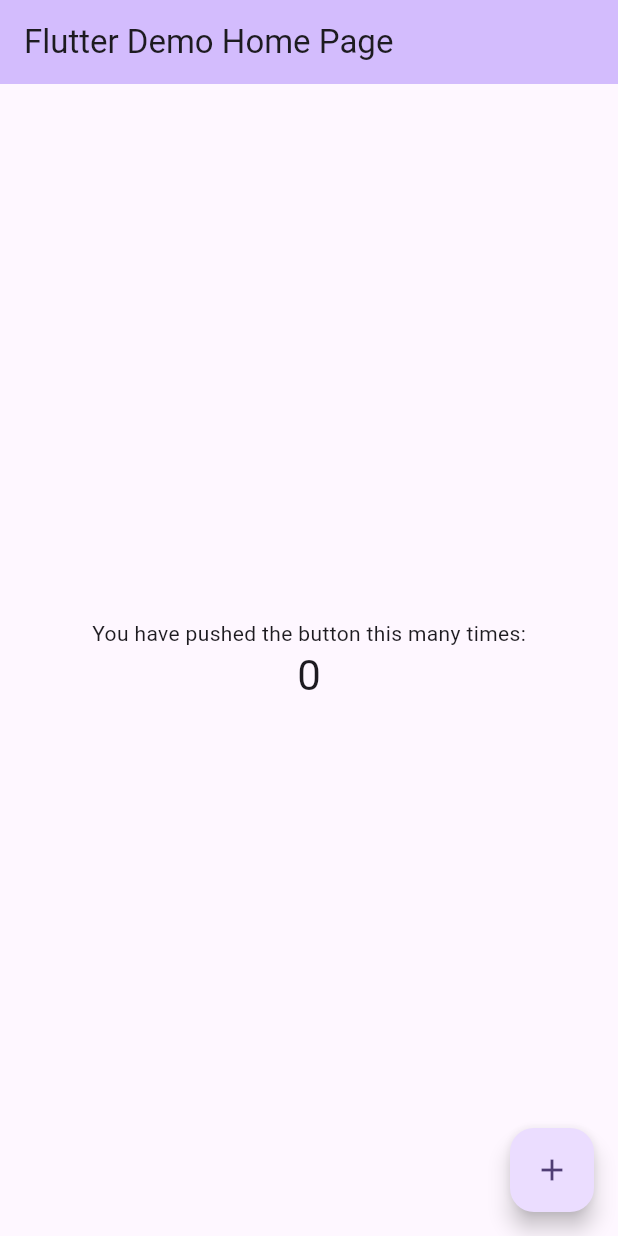
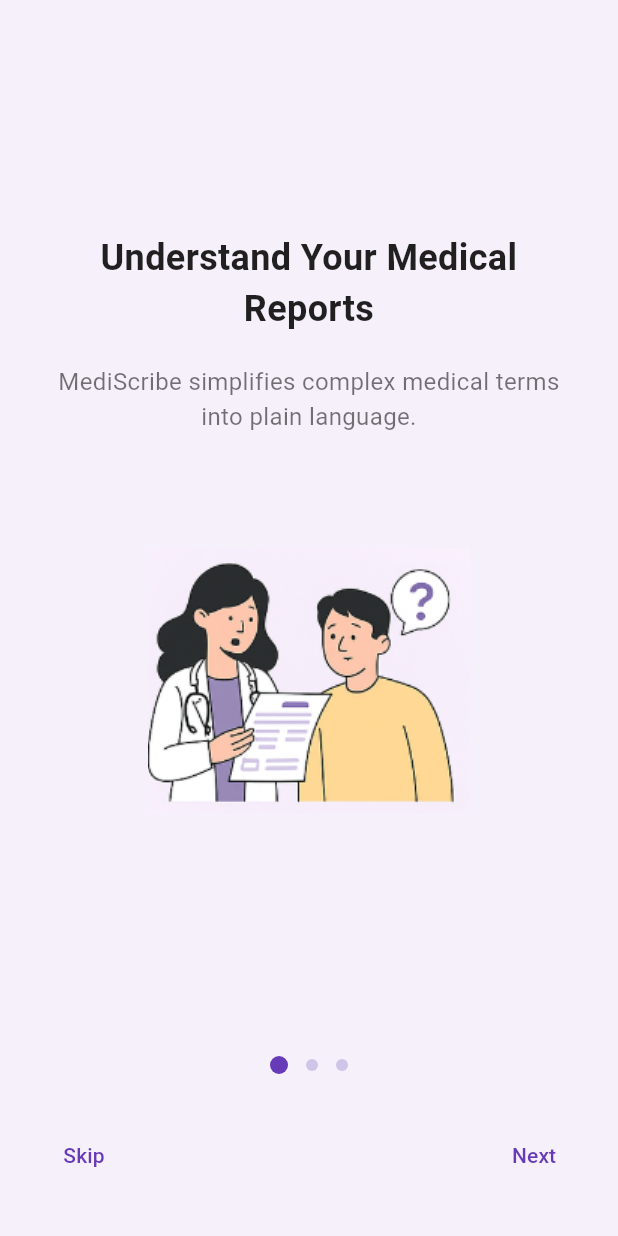
Before and after one commit to Godsaptarshifrtw/MediScribe, a Flutter app: the screen it shows after launch, on a phone screen of 412 x 824 dp. Run offline on Flutter 3.47's test engine with Material 3 defaults, Android fonts, the light colour scheme and no system bars; our stand-ins replace firebase_core; accounts and stored records are empty.

Commit message:
onboarding

```diff
--- a/lib/main.dart
+++ b/lib/main.dart
@@ -1,130 +1,29 @@
+import 'package:aignite2025_oops/screens/onboarding_screeen.dart';
 import 'package:firebase_core/firebase_core.dart';
 import 'package:flutter/material.dart';
 import 'firebase_options.dart';
+
 
 void main() async {
   WidgetsFlutterBinding.ensureInitialized();
   await Firebase.initializeApp(
     options: DefaultFirebaseOptions.currentPlatform,
   );
-
-  runApp(MyApp());
+  runApp(const MyApp());
 }
-
 
 class MyApp extends StatelessWidget {
   const MyApp({super.key});
 
-  // This widget is the root of your application.
   @override
   Widget build(BuildContext context) {
     return MaterialApp(
-      title: 'Flutter Demo',
+      title: 'MediScribe',
       theme: ThemeData(
-        // This is the theme of your application.
-        //
-        // TRY THIS: Try running your application with "flutter run". You'll see
-        // the application has a purple toolbar. Then, without quitting the app,
-        // try changing the seedColor in the colorScheme below to Colors.green
-        // and then invoke "hot reload" (save your changes or press the "hot
-        // reload" button in a Flutter-supported IDE, or press "r" if you used
-        // the command line to start the app).
-        //
-        // Notice that the counter didn't reset back to zero; the application
-        // state is not lost during the reload. To reset the state, use hot
-        // restart instead.
-        //
-        // This works for code too, not just values: Most code changes can be
-        // tested with just a hot reload.
         colorScheme: ColorScheme.fromSeed(seedColor: Colors.deepPurple),
       ),
-      home: const MyHomePage(title: 'Flutter Demo Home Page'),
+      debugShowCheckedModeBanner: false,
+      home: const OnboardingScreen(), // <- make sure this file is imported
     );
   }
 }
-
-class MyHomePage extends StatefulWidget {
-  const MyHomePage({super.key, required this.title});
-
-  // This widget is the home page of your application. It is stateful, meaning
-  // that it has a State object (defined below) that contains fields that affect
-  // how it looks.
-
-  // This class is the configuration for the state. It holds the values (in this
-  // case the title) provided by the parent (in this case the App widget) and
-  // used by the build method of the State. Fields in a Widget subclass are
-  // always marked "final".
-
-  final String title;
-
-  @override
-  State<MyHomePage> createState() => _MyHomePageState();
-}
-
-class _MyHomePageState extends State<MyHomePage> {
-  int _counter = 0;
-
-  void _incrementCounter() {
-    setState(() {
-      // This call to setState tells the Flutter framework that something has
-      // changed in this State, which causes it to rerun the build method below
-      // so that the display can reflect the updated values. If we changed
-      // _counter without calling setState(), then the build method would not be
-      // called again, and so nothing would appear to happen.
-      _counter++;
-    });
-  }
-
-  @override
-  Widget build(BuildContext context) {
-    // This method is rerun every time setState is called, for instance as done
-    // by the _incrementCounter method above.
-    //
-    // The Flutter framework has been optimized to make rerunning build methods
-    // fast, so that you can just rebuild anything that needs updating rather
-    // than having to individually change instances of widgets.
-    return Scaffold(
-      appBar: AppBar(
-        // TRY THIS: Try changing the color here to a specific color (to
-        // Colors.amber, perhaps?) and trigger a hot reload to see the AppBar
-        // change color while the other colors stay the same.
-        backgroundColor: Theme.of(context).colorScheme.inversePrimary,
-        // Here we take the value from the MyHomePage object that was created by
-        // the App.build method, and use it to set our appbar title.
-        title: Text(widget.title),
-      ),
-      body: Center(
-        // Center is a layout widget. It takes a single child and positions it
-        // in the middle of the parent.
-        child: Column(
-          // Column is also a layout widget. It takes a list of children and
-          // arranges them vertically. By default, it sizes itself to fit its
-          // children horizontally, and tries to be as tall as its parent.
-          //
-          // Column has various properties to control how it sizes itself and
-          // how it positions its children. Here we use mainAxisAlignment to
-          // center the children vertically; the main axis here is the vertical
-          // axis because Columns are vertical (the cross axis would be
-          // horizontal).
-          //
-          // TRY THIS: Invoke "debug painting" (choose the "Toggle Debug Paint"
-          // action in the IDE, or press "p" in the console), to see the
-          // wireframe for each widget.
-          mainAxisAlignment: MainAxisAlignment.center,
-          children: <Widget>[
-            const Text('You have pushed the button this many times:'),
-            Text(
-              '$_counter',
-              style: Theme.of(context).textTheme.headlineMedium,
-            ),
-          ],
-        ),
-      ),
-      floatingActionButton: FloatingActionButton(
-        onPressed: _incrementCounter,
-        tooltip: 'Increment',
-        child: const Icon(Icons.add),
-      ), // This trailing comma makes auto-formatting nicer for build methods.
-    );
-  }
-}
--- /dev/null
+++ b/lib/screens/onboarding_screeen.dart
@@ -0,0 +1,154 @@
+import 'package:flutter/material.dart';
+
+class OnboardingScreen extends StatefulWidget {
+  const OnboardingScreen({Key? key}) : super(key: key);
+
+  @override
+  _OnboardingScreenState createState() => _OnboardingScreenState();
+}
+
+class _OnboardingScreenState extends State<OnboardingScreen> {
+  final PageController _controller = PageController();
+  int _currentPage = 0;
+
+  final List<Map<String, String>> onboardingData = [
+    {
+      "title": "Understand Your Medical Reports",
+      "description": "MediScribe simplifies complex medical terms into plain language.",
+      "image": "assets/1st.png"
+    },
+    {
+      "title": "Upload or Scan with Ease",
+      "description": "Just click a photo or upload your medical report – we'll take care of the rest.",
+      "image": "assets/2nd.png"
+    },
+    {
+      "title": "Instant AI-Powered Insights",
+      "description": "See highlights, translated results, and get smart doctor questions.",
+      "image": "assets/3rd.png"
+    },
+  ];
+
+  @override
+  Widget build(BuildContext context) {
+    return Scaffold(
+      backgroundColor: const Color(0xFFF6F0FB), // Light purple
+      body: SafeArea(
+        child: Column(
+          children: [
+            Expanded(
+              child: PageView.builder(
+                controller: _controller,
+                itemCount: onboardingData.length,
+                onPageChanged: (int index) {
+                  setState(() {
+                    _currentPage = index;
+                  });
+                },
+                itemBuilder: (_, index) {
+                  return Padding(
+                    padding: const EdgeInsets.all(24.0),
+                    child: Column(
+                      mainAxisAlignment: MainAxisAlignment.center,
+                      children: [
+                        const SizedBox(height: 30),
+                        Text(
+                          onboardingData[index]['title']!,
+                          textAlign: TextAlign.center,
+                          style: const TextStyle(
+                            fontSize: 24,
+                            fontWeight: FontWeight.bold,
+                            color: Colors.black87,
+                          ),
+                        ),
+                        const SizedBox(height: 20),
+                        Text(
+                          onboardingData[index]['description']!,
+                          textAlign: TextAlign.center,
+                          style: const TextStyle(
+                            fontSize: 16,
+                            color: Colors.black54,
+                          ),
+                        ),
+                        const SizedBox(height: 40),
+                        Image.asset(
+                          onboardingData[index]['image']!,
+                          height: 250,
+                        ),
+                      ],
+                    ),
+                  );
+                },
+              ),
+            ),
+            Row(
+              mainAxisAlignment: MainAxisAlignment.center,
+              children: List.generate(
+                onboardingData.length,
+                    (index) => Container(
+                  margin: const EdgeInsets.symmetric(horizontal: 6),
+                  width: _currentPage == index ? 12 : 8,
+                  height: _currentPage == index ? 12 : 8,
+                  decoration: BoxDecoration(
+                    shape: BoxShape.circle,
+                    color: _currentPage == index
+                        ? Colors.deepPurple
+                        : Colors.deepPurple.shade100,
+                  ),
+                ),
+              ),
+            ),
+            const SizedBox(height: 30),
+            Padding(
+              padding: const EdgeInsets.symmetric(horizontal: 24.0),
+              child: Row(
+                mainAxisAlignment: MainAxisAlignment.spaceBetween,
+                children: [
+                  TextButton(
+                    child: const Text(
+                      "Skip",
+                      style: TextStyle(color: Colors.deepPurple),
+                    ),
+                    onPressed: () {
+                      // Handle skip
+                    },
+                  ),
+                  _currentPage == onboardingData.length - 1
+                      ? ElevatedButton(
+                    style: ElevatedButton.styleFrom(
+                      backgroundColor: Colors.deepPurple,
+                      padding: const EdgeInsets.symmetric(horizontal: 24, vertical: 12),
+                      shape: RoundedRectangleBorder(
+                        borderRadius: BorderRadius.circular(8),
+                      ),
+                    ),
+                    child: const Text(
+                      "Get Started",
+                      style: TextStyle(color: Colors.white),
+                    ),
+                    onPressed: () {
+                      // Handle "Get Started"
+                    },
+                  )
+                      : TextButton(
+                    child: const Text(
+                      "Next",
+                      style: TextStyle(color: Colors.deepPurple),
+                    ),
+                    onPressed: () {
+                      _controller.nextPage(
+                        duration: const Duration(milliseconds: 300),
+                        curve: Curves.easeIn,
+                      );
+                    },
+                  ),
+                ],
+              ),
+            ),
+            const SizedBox(height: 30),
+          ],
+        ),
+      ),
+    );
+  }
+}
```
Also changed, not shown: pubspec.yaml (+5 -3 lines), assets/1st.png (added), assets/2nd.png (added), assets/3rd.png (added), lib/screens/home_screen.dart (added), lib/screens/language_screen.dart (added), lib/screens/loading_screen.dart (added), lib/screens/login_screen.dart (added), lib/screens/preview_screen.dart (added), lib/screens/result_screen.dart (added), lib/screens/signup_screen.dart (added), lib/screens/splash_screen.dart (added), lib/screens/upload_screen.dart (added), pubspec.lock.
